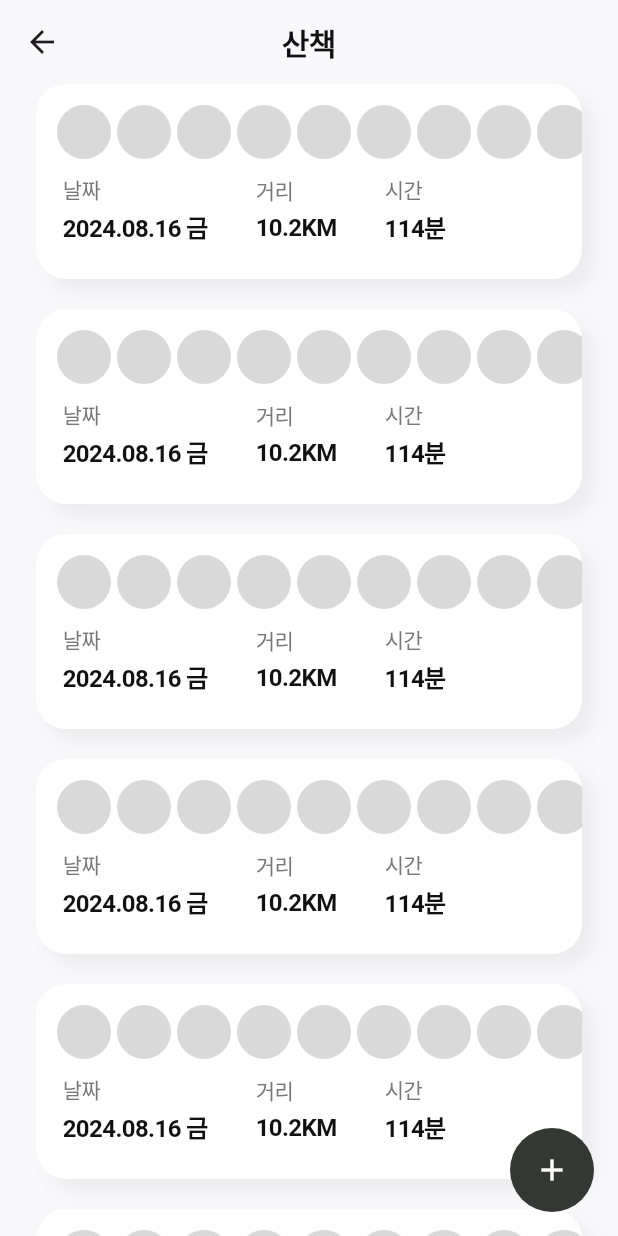
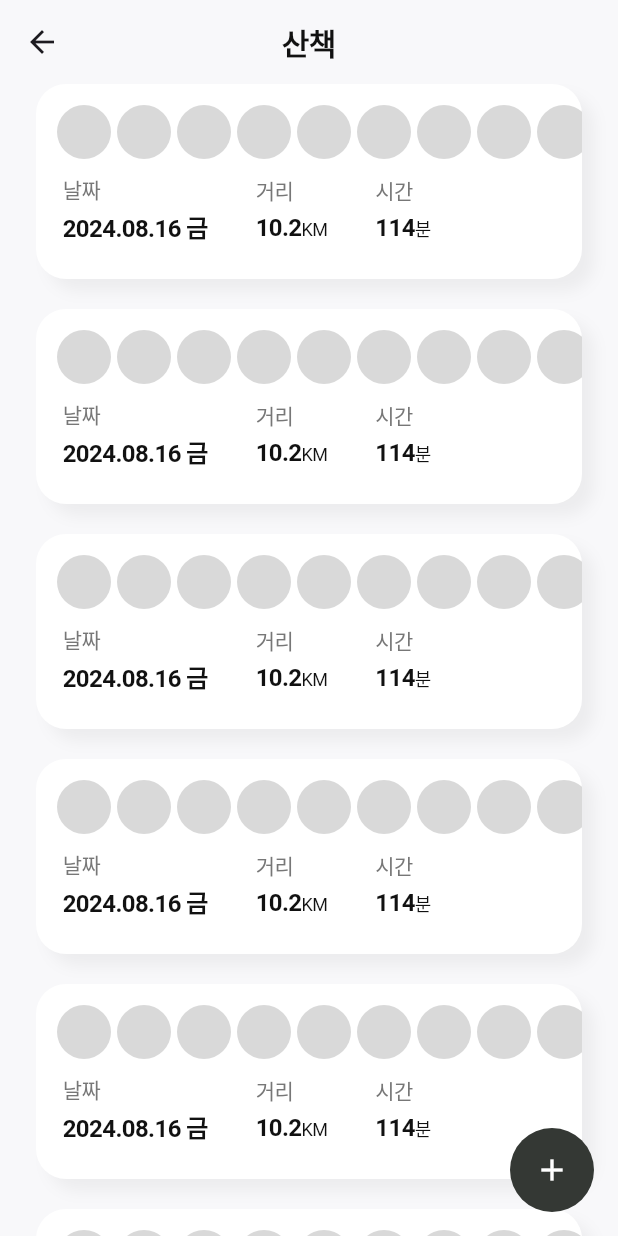
Before and after one commit to zzikbu/petdays, a Flutter app: the WalkHomePage screen opened directly, on a phone screen of 412 x 824 dp. Run offline on Flutter 3.47's test engine with Material 3 defaults, Android fonts, the light colour scheme and no system bars; our stand-ins replace flutter_svg; Roboto replaces fonts that are missing (Pretendard).

Commit message:
design: Text.rich 적용

```diff
--- a/lib/walk/walk_home_page.dart
+++ b/lib/walk/walk_home_page.dart
@@ -92,7 +92,7 @@ class WalkHomePage extends StatelessWidget {
                                 fontWeight: FontWeight.w500,
                                 fontSize: 14,
                                 color: Pallete.mediumGray,
-                                letterSpacing: -0.35,
+                                letterSpacing: -0.4,
                               ),
                             ),
                             SizedBox(height: 4),
@@ -121,18 +121,34 @@ class WalkHomePage extends StatelessWidget {
                                 fontWeight: FontWeight.w500,
                                 fontSize: 14,
                                 color: Pallete.mediumGray,
-                                letterSpacing: -0.35,
+                                letterSpacing: -0.4,
                               ),
                             ),
                             SizedBox(height: 4),
-                            Text(
-                              "10.2KM",
+                            Text.rich(
+                              TextSpan(
+                                children: [
+                                  TextSpan(
+                                    text: '10.2',
                                     style: TextStyle(
                                       fontFamily: 'Pretendard',
                                       fontWeight: FontWeight.w600,
-                                fontSize: 16,
+                                      fontSize: 16, // 기본 폰트 크기
                                       color: Pallete.black,
                                       letterSpacing: -0.4,
+                                    ),
+                                  ),
+                                  TextSpan(
+                                    text: 'KM',
+                                    style: TextStyle(
+                                      fontFamily: 'Pretendard',
+                                      fontWeight: FontWeight.w400,
+                                      fontSize: 12, // 작은 폰트 크기
+                                      color: Pallete.black,
+                                      letterSpacing: -0.4,
+                                    ),
+                                  ),
+                                ],
                               ),
                             ),
                           ],
@@ -150,18 +166,34 @@ class WalkHomePage extends StatelessWidget {
                                 fontWeight: FontWeight.w500,
                                 fontSize: 14,
                                 color: Pallete.mediumGray,
-                                letterSpacing: -0.35,
+                                letterSpacing: -0.4,
                               ),
                             ),
                             SizedBox(height: 4),
-                            Text(
-                              "114분",
+                            Text.rich(
+                              TextSpan(
+                                children: [
+                                  TextSpan(
+                                    text: '114',
                                     style: TextStyle(
                                       fontFamily: 'Pretendard',
                                       fontWeight: FontWeight.w600,
                                       fontSize: 16,
                                       color: Pallete.black,
                                       letterSpacing: -0.4,
+                                    ),
+                                  ),
+                                  TextSpan(
+                                    text: '분',
+                                    style: TextStyle(
+                                      fontFamily: 'Pretendard',
+                                      fontWeight: FontWeight.w400,
+                                      fontSize: 12,
+                                      color: Pallete.black,
+                                      letterSpacing: -0.4,
+                                    ),
+                                  ),
+                                ],
                               ),
                             ),
                           ],
```
Lines whose indentation alone changed are shown as unchanged.
